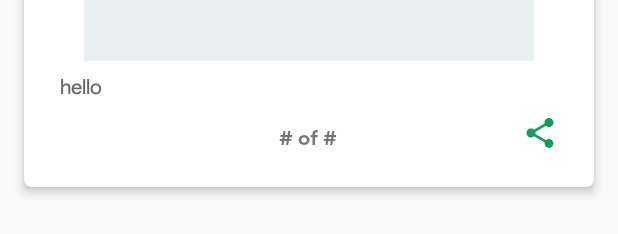
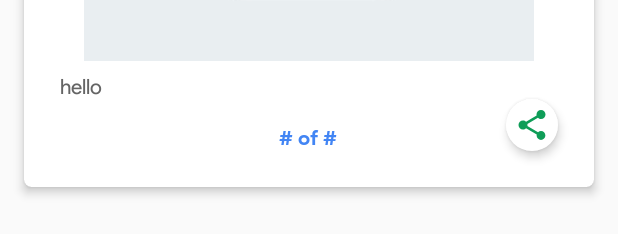
Before and after one commit to chiragkhandhar/News-Gateway, an Android app: the layout article_fragment.xml on its own in the app's theme, with its tools: preview values and no code run, on a phone screen of 412 x 824 dp. Shown: the part 685-919 px from the top of the screen. Run offline under Robolectric (Android 15) with nearby library versions, the phone set to English and light mode, and no system bars.

Commit message:
Card Share Button upgraded to Material Design

```diff
--- /dev/null
+++ b/app/src/main/res/drawable/card_btns.xml
@@ -0,0 +1,11 @@
+<?xml version="1.0" encoding="utf-8"?>
+<ripple xmlns:android="http://schemas.android.com/apk/res/android"
+    android:color="?android:colorControlHighlight">
+    <item>
+        <shape
+            android:shape="rectangle">
+            <solid android:color="@color/white" />
+            <corners android:radius="50dp" />
+        </shape>
+    </item>
+</ripple>
--- a/app/src/main/res/layout/activity_main.xml
+++ b/app/src/main/res/layout/activity_main.xml
@@ -82,7 +82,6 @@
         android:layout_width="250dp"
         android:layout_height="match_parent"
         android:layout_gravity="start"
-        android:background="@color/colorPrimaryDark_70op"
         android:choiceMode="singleChoice" />
 
 </androidx.drawerlayout.widget.DrawerLayout>
--- a/app/src/main/res/layout/article_fragment.xml
+++ b/app/src/main/res/layout/article_fragment.xml
@@ -83,6 +83,7 @@
                         android:layout_marginTop="16dp"
                         android:layout_marginEnd="24dp"
                         android:layout_marginBottom="24dp"
+                        android:textColor="@color/blue"
                         app:layout_constraintBottom_toBottomOf="parent"
                         app:layout_constraintEnd_toEndOf="parent"
                         app:layout_constraintHorizontal_bias="0.498"
@@ -132,9 +133,10 @@
                         android:layout_height="wrap_content"
                         android:layout_marginEnd="24dp"
                         android:layout_marginBottom="24dp"
-                        android:background="@android:color/transparent"
+                        android:background="@drawable/card_btns"
                         android:contentDescription="@string/share"
                         android:elevation="4dp"
+                        android:padding="5dp"
                         app:layout_constraintBottom_toBottomOf="parent"
                         app:layout_constraintEnd_toEndOf="parent"
                         app:srcCompat="@drawable/share" />
--- a/app/src/main/res/layout/drawer_item.xml
+++ b/app/src/main/res/layout/drawer_item.xml
@@ -1,11 +1,16 @@
 <?xml version="1.0" encoding="utf-8"?>
+
 <TextView xmlns:android="http://schemas.android.com/apk/res/android"
     xmlns:tools="http://schemas.android.com/tools"
     android:id="@+id/textView"
     android:layout_width="match_parent"
     android:layout_height="wrap_content"
+    android:background="@color/colorPrimaryDark_70op"
+    android:elevation="6dp"
     android:fontFamily="@font/product_sans_regular"
     android:padding="12dp"
+    android:paddingStart="35dp"
+    android:paddingEnd="35dp"
     android:textAlignment="viewStart"
     android:textColor="@color/white"
     android:textSize="14sp"
--- a/app/src/main/res/values/colors.xml
+++ b/app/src/main/res/values/colors.xml
@@ -2,7 +2,7 @@
 <resources>
     <color name="colorPrimary">#064B73</color>
     <color name="colorPrimaryDark">#233D53</color>
-    <color name="colorPrimaryDark_70op">#46233D53</color>
+    <color name="colorPrimaryDark_70op">#5A233D53</color>
     <color name="colorAccent">#3060b0</color>
     <color name="red">#DB4437</color>
     <color name="blue">#4285F4</color>
--- a/build.gradle
+++ b/build.gradle
@@ -8,7 +8,7 @@ buildscript {
 
     }
     dependencies {
-        classpath 'com.android.tools.build:gradle:3.6.2'
+        classpath 'com.android.tools.build:gradle:3.6.3'
 
 
         // NOTE: Do not place your application dependencies here; they belong
```
Also changed, not shown: app/src/main/java/ml/chiragkhandhar/newsgateway/ArticleFragment.java (+2 -6 lines), app/src/main/java/ml/chiragkhandhar/newsgateway/MainActivity.java (+6 -15 lines).
